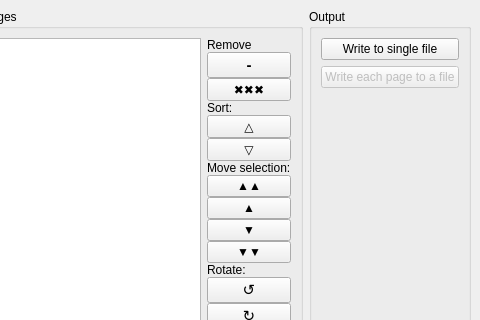
This is wndmain.ui in ronanpaixao/PyPDFTK as Qt 5 draws it before an edit; both pictures show x 475 to 955 and y 0 to 320 of the 955 by 631 pixel window. The edited form follows.
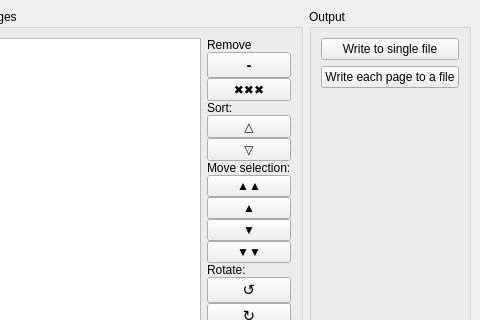
This is the edited form. Custom widgets are drawn as their Qt base class.

Commit message: Implement "write each page to a file" button

What changed in the file:
```diff
--- a/wndmain.ui
+++ b/wndmain.ui
@@ -448,9 +448,6 @@
        </item>
        <item>
         <widget class="QPushButton" name="btnWriteMulti">
-         <property name="enabled">
-          <bool>false</bool>
-         </property>
          <property name="text">
           <string>Write each page to a file</string>
          </property>
```
The commit also changes 1 other file.
